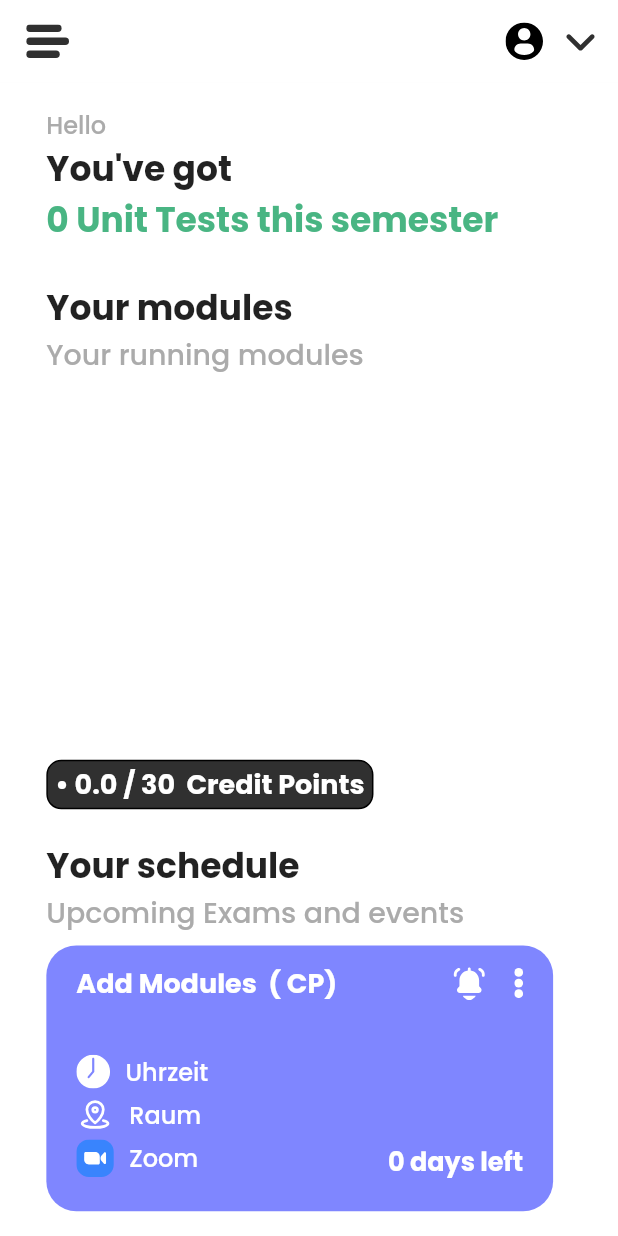
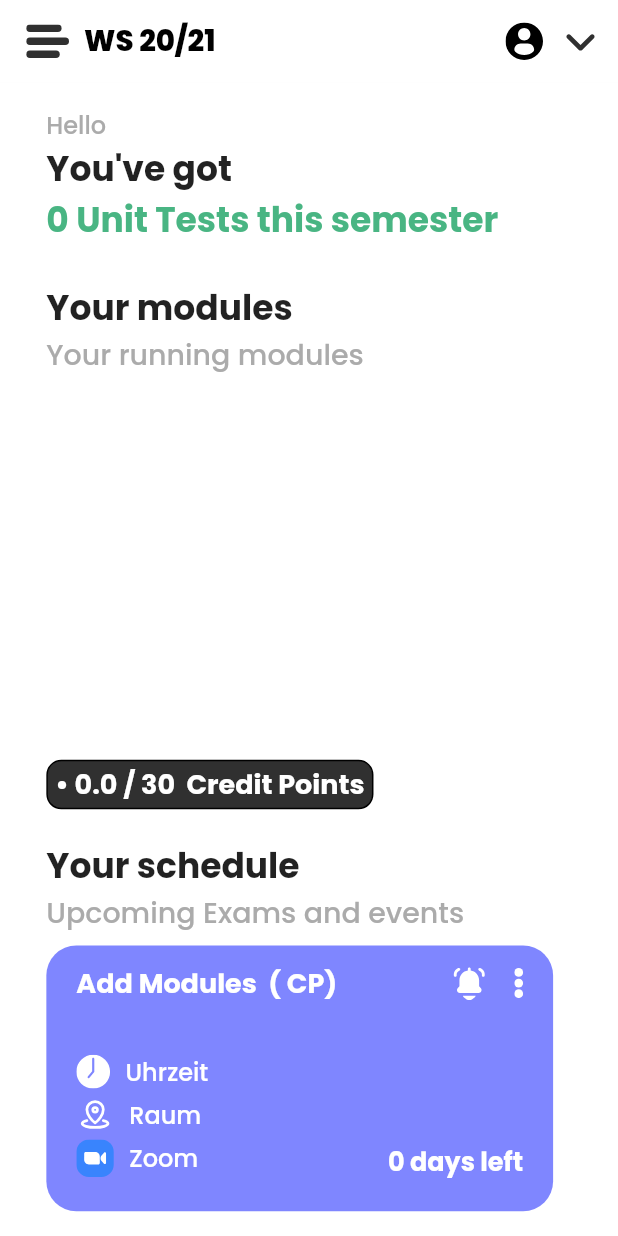
Before and after one commit to philgenb/StudyPlanner, a Flutter app: the screen it shows once a user with an empty profile is signed in, on a phone screen of 412 x 824 dp. Run offline on Flutter 3.47's test engine with Material 2 defaults, Android fonts, the phone set to English and light mode, and no system bars; our stand-ins replace cloud_firestore, firebase_auth, firebase_core, flutter_spinkit, flutter_svg; accounts and stored records are empty.

```diff
--- a/lib/main.dart
+++ b/lib/main.dart
@@ -33,9 +33,7 @@ class _MyAppState extends State<MyApp> {
   final Future<FirebaseApp> _initialization = Firebase.initializeApp();
 
   CustomAppBar? customAppBar;
-
   bool isAppBarActive = true;
-
 
   @override
   Widget build(BuildContext context) {
@@ -51,14 +49,14 @@ class _MyAppState extends State<MyApp> {
             initialData: null,
             value: AuthService().user,
             child: MaterialApp(
-              localizationsDelegates: [
+              localizationsDelegates: const [
                 GlobalMaterialLocalizations.delegate,
                 GlobalWidgetsLocalizations.delegate,
                 GlobalCupertinoLocalizations.delegate
               ],
-              supportedLocales: [Locale('de'), Locale('en')],
+              supportedLocales: const [Locale('de'), Locale('en')],
               theme: ThemeData(
-                  colorScheme: ColorScheme.light(
+                  colorScheme: const ColorScheme.light(
                     primary: Color(0xff303030),
                   ),
                   fontFamily: 'Poppins',
@@ -68,7 +66,7 @@ class _MyAppState extends State<MyApp> {
                     headline1: TextStyle(fontSize: 17, fontWeight: FontWeight.bold, color: Colors.white),
                       headline2: TextStyle(fontSize: 18, fontWeight: FontWeight.bold, color: Colors.black),
                     bodyText1: TextStyle(fontSize: 16, color: Colors.white)
-                  )
+                  ),
               ),
               home: Scaffold(
                 appBar: isAppBarActive ? CustomAppBar() : null,
@@ -82,7 +80,6 @@ class _MyAppState extends State<MyApp> {
             ),
           );
         }
-
         return MaterialApp(home: Loading());
       },
     );
--- a/lib/pages/dashboard/dashboard.dart
+++ b/lib/pages/dashboard/dashboard.dart
@@ -48,25 +48,25 @@ class _HomeMenuState extends State<HomeMenu> {
             initialData: [],
             child: ModuleShortList(),
           ),
-          SizedBox(height: 30,),
+          const SizedBox(height: 30,),
 
           Container(
-            padding: EdgeInsets.symmetric(horizontal: 5, vertical: 2),
+            padding: const EdgeInsets.symmetric(horizontal: 5, vertical: 2),
             decoration: BoxDecoration(
               color: Theme.of(context).colorScheme.primary,
-                border: Border.all(), borderRadius: BorderRadius.all(Radius.circular(10))),
+                border: Border.all(), borderRadius: const BorderRadius.all(Radius.circular(10))),
             child: Consumer<Profile>(
                 builder: (BuildContext context, profile, child) {
-                  return Text("• ${profile.credits} / 30  Credit Points", style: TextStyle(fontSize: 18, fontWeight: FontWeight.bold, color: Colors.white));
+                  return Text("• ${profile.credits} / 30  Credit Points",
+                      style: const TextStyle(fontSize: 18, fontWeight: FontWeight.bold, color: Colors.white));
                 },
             ),
           ),
 
           SizedBox(height: SizeHelper.getDisplayHeight(context) * 0.025,),
 
-
-          Text("Your schedule", style: TextStyle(fontSize: 23, fontWeight: FontWeight.bold)),
-          Text("Upcoming Exams and events", style: TextStyle(fontSize: 19, color: Color(0xffABABAB))),
+          const Text("Your schedule", style: TextStyle(fontSize: 23, fontWeight: FontWeight.bold)),
+          const Text("Upcoming Exams and events", style: TextStyle(fontSize: 19, color: Color(0xffABABAB))),
           StreamProvider<List<Module>>(
               create: (context) => _database.streamModules(),
               initialData: [],
--- a/lib/pages/schedule/vertical_module_list.dart
+++ b/lib/pages/schedule/vertical_module_list.dart
@@ -1,4 +1,3 @@
-import 'package:cloud_firestore/cloud_firestore.dart';
 import 'package:flutter/material.dart';
 import 'package:provider/provider.dart';
 import 'package:studyplanner/pages/module/complete_module_card.dart';
--- /dev/null
+++ b/lib/popup/semester_popup.dart
@@ -0,0 +1,33 @@
+import 'package:flutter/material.dart';
+import 'package:flutter_svg/svg.dart';
+
+import '../utils/semesterutil.dart';
+
+class SemesterPopup extends StatelessWidget {
+
+  SvgPicture popupIcon;
+
+  SemesterPopup({Key? key, required this.popupIcon}) : super(key: key);
+
+  @override
+  Widget build(BuildContext context) {
+    return PopupMenuButton(
+      itemBuilder: (context) => [
+        ...?getSemesterItems(context)
+      ],
+      initialValue: 1,
+      offset: const Offset(0, 50),
+      elevation: 1,
+      shape: const RoundedRectangleBorder(
+        borderRadius: BorderRadius.all(Radius.circular(10.0))
+      ),
+      enableFeedback: true,
+      child: popupIcon
+    );
+  }
+
+  List<PopupMenuItem>? getSemesterItems(BuildContext context) {
+    return SemesterUtil.getCurrentSemesterStrings().map((semesterString)
+    => PopupMenuItem(child: Text(semesterString), textStyle: Theme.of(context).textTheme.headline2,)).toList();
+  }
+}
--- a/lib/shared/appbar.dart
+++ b/lib/shared/appbar.dart
@@ -1,6 +1,7 @@
 import 'package:flutter/material.dart';
 import 'package:flutter/services.dart';
 import 'package:flutter_svg/svg.dart';
+import 'package:studyplanner/popup/semester_popup.dart';
 import 'package:studyplanner/services/auth_service.dart';
 
 class CustomAppBar extends StatelessWidget implements PreferredSize {
@@ -18,14 +19,16 @@ class CustomAppBar extends StatelessWidget implements PreferredSize {
       backgroundColor: Colors.white,
        systemOverlayStyle: const SystemUiOverlayStyle(statusBarColor: Colors.white),
       titleSpacing: 0,
-      leading: Padding(
+      title: Text("WS 20/21", style: const TextStyle(fontSize: 19.5, fontWeight: FontWeight.w800, color: Colors.black)),
+      leading: Container(
+        alignment: Alignment.centerLeft,
         padding: const EdgeInsets.only(left: 17.5, right: 10),
         child: getLeading(context)
       ),
       actions: [
         PopupMenuButton(
             child: Row(children: [
-              SizedBox(width: 10,),
+              const SizedBox(width: 10,),
               SvgPicture.asset(
                 "assets/images/profile-user.svg",
                 height: 25,
@@ -36,13 +39,13 @@ class CustomAppBar extends StatelessWidget implements PreferredSize {
               )
             ]),
             elevation: 0,
+            offset: const Offset(0, 50),
             shape: const OutlineInputBorder(
               borderSide: BorderSide(width: 3),
                 borderRadius: BorderRadius.all(Radius.circular(15)),
             ),
             itemBuilder: (context) => [
                   PopupMenuItem(
-                    // padding: EdgeInsets.all(2),
                     child: Text("Logout", style: Theme.of(context).textTheme.headline2),
                     onTap: () {
                       _auth.signOut();
@@ -51,7 +54,6 @@ class CustomAppBar extends StatelessWidget implements PreferredSize {
                 ]),
       ],
     );
-
   }
 
   Widget getLeading(BuildContext context) {
@@ -66,9 +68,11 @@ class CustomAppBar extends StatelessWidget implements PreferredSize {
         ),
       );
     }
-    return SvgPicture.asset(
-      "assets/images/settings.svg",
-      height: 30,
+    return SemesterPopup(
+      popupIcon: SvgPicture.asset(
+        "assets/images/settings.svg",
+        height: 30,
+      ),
     );
   }
 
--- a/lib/shared/appbarv2.dart
+++ b/lib/shared/appbarv2.dart
@@ -8,10 +8,10 @@ class TopAppBar extends StatelessWidget {
   @override
   Widget build(BuildContext context) {
     return Container(
-      margin: EdgeInsets.only(top: 30),
-      padding: EdgeInsets.symmetric(horizontal: 17.5, vertical: 22.5),
+      margin: const EdgeInsets.only(top: 30),
+      padding: const EdgeInsets.symmetric(horizontal: 17.5, vertical: 22.5),
       height: SizeHelper.getDisplayHeight(context) * 0.1,
-      color: Color(0xffe7e7e7),
+      color: const Color(0xffe7e7e7),
       child: Row(
         mainAxisAlignment: MainAxisAlignment.spaceBetween,
         children: [
--- a/lib/wrapper.dart
+++ b/lib/wrapper.dart
@@ -20,7 +20,6 @@ class Wrapper extends StatelessWidget {
 
     final CustomUser? user = Provider.of<CustomUser?>(context);
 
-
     //Checks whether User is already Signed in
     if(user == null) { //no User Logged In -> Call authentication Widget
       //toggleAppBar(false);
--- a/pubspec.yaml
+++ b/pubspec.yaml
@@ -15,7 +15,7 @@ publish_to: 'none' # Remove this line if you wish to publish to pub.dev
 # In iOS, build-name is used as CFBundleShortVersionString while build-number used as CFBundleVersion.
 # Read more about iOS versioning at
 # https://developer.apple.com/library/archive/documentation/General/Reference/InfoPlistKeyReference/Articles/CoreFoundationKeys.html
-version: 1.1.0+2
+version: 1.2.0+3
 
 environment:
   sdk: ">=2.12.0 <3.0.0"
```
Also changed, not shown: lib/pages/module/complete_module_card.dart (+5 -3 lines), lib/utils/semesterutil.dart (added, +18 -0 lines), pubspec.lock, 2 other files.
